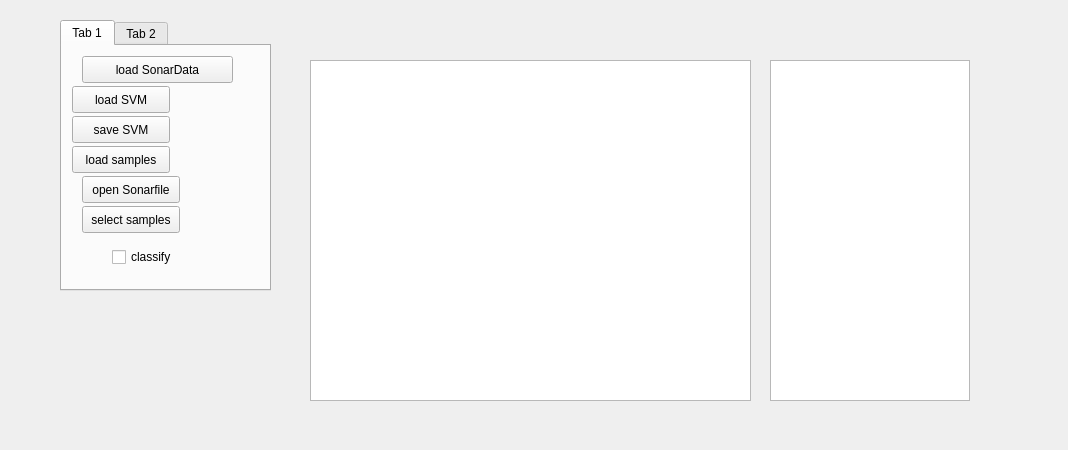
The window that SLTraining/mainwindow.ui (iti-luebeck/HANSE2011) describes before a commit, drawn with Qt 5.
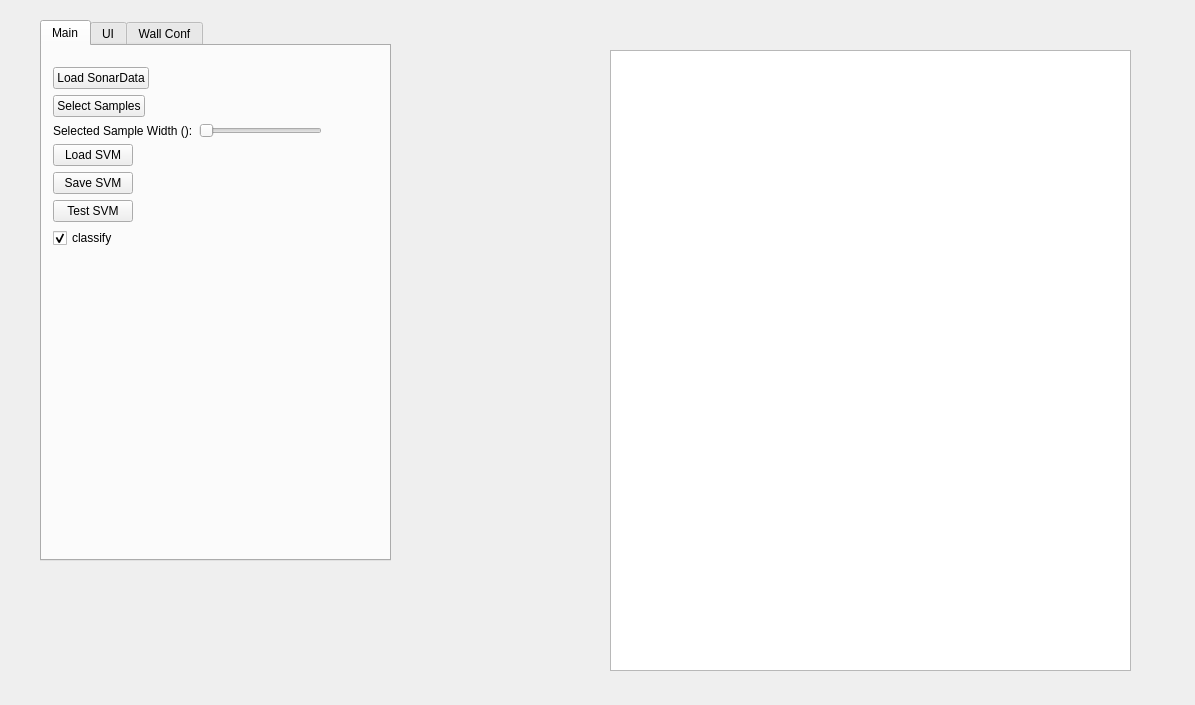
The same window after the commit. Custom widgets are drawn as their Qt base class.

```diff
--- a/SLTraining/mainwindow.ui
+++ b/SLTraining/mainwindow.ui
@@ -6,8 +6,8 @@
    <rect>
     <x>0</x>
     <y>0</y>
-    <width>1068</width>
-    <height>450</height>
+    <width>1195</width>
+    <height>705</height>
    </rect>
   </property>
   <property name="windowTitle">
@@ -17,10 +17,10 @@
    <widget class="QTabWidget" name="tabWidget">
     <property name="geometry">
      <rect>
-      <x>60</x>
+      <x>40</x>
       <y>20</y>
-      <width>211</width>
-      <height>271</height>
+      <width>351</width>
+      <height>541</height>
      </rect>
     </property>
     <property name="currentIndex">
@@ -28,103 +28,92 @@
     </property>
     <widget class="QWidget" name="tab">
      <attribute name="title">
-      <string>Tab 1</string>
+      <string>Main</string>
      </attribute>
-     <widget class="QPushButton" name="loadSVM">
+     <widget class="QWidget" name="verticalLayoutWidget">
       <property name="geometry">
        <rect>
-        <x>10</x>
-        <y>40</y>
-        <width>98</width>
-        <height>27</height>
-       </rect>
-      </property>
-      <property name="text">
-       <string>load SVM</string>
-      </property>
-     </widget>
-     <widget class="QPushButton" name="pushButton_3">
-      <property name="geometry">
-       <rect>
-        <x>10</x>
-        <y>100</y>
-        <width>98</width>
-        <height>27</height>
-       </rect>
-      </property>
-      <property name="text">
-       <string>load samples</string>
-      </property>
-     </widget>
-     <widget class="QPushButton" name="saveSVM">
-      <property name="geometry">
-       <rect>
-        <x>10</x>
-        <y>70</y>
-        <width>98</width>
-        <height>27</height>
-       </rect>
-      </property>
-      <property name="text">
-       <string>save SVM</string>
-      </property>
-     </widget>
-     <widget class="QPushButton" name="loadSonarFile3">
-      <property name="geometry">
-       <rect>
-        <x>20</x>
-        <y>130</y>
-        <width>98</width>
-        <height>27</height>
-       </rect>
-      </property>
-      <property name="text">
-       <string>open Sonarfile</string>
-      </property>
-     </widget>
-     <widget class="QPushButton" name="selectSamples">
-      <property name="geometry">
-       <rect>
-        <x>20</x>
-        <y>160</y>
-        <width>98</width>
-        <height>27</height>
-       </rect>
-      </property>
-      <property name="text">
-       <string>select samples</string>
-      </property>
-     </widget>
-     <widget class="QCheckBox" name="classify">
-      <property name="geometry">
-       <rect>
-        <x>50</x>
-        <y>200</y>
-        <width>98</width>
-        <height>22</height>
-       </rect>
-      </property>
-      <property name="text">
-       <string>classify</string>
-      </property>
-     </widget>
-     <widget class="QPushButton" name="loadSonarFile">
-      <property name="geometry">
-       <rect>
-        <x>20</x>
+        <x>0</x>
         <y>10</y>
-        <width>151</width>
-        <height>27</height>
+        <width>291</width>
+        <height>401</height>
        </rect>
       </property>
-      <property name="text">
-       <string>load SonarData</string>
-      </property>
+      <layout class="QFormLayout" name="formLayout">
+       <property name="fieldGrowthPolicy">
+        <enum>QFormLayout::AllNonFixedFieldsGrow</enum>
+       </property>
+       <item row="0" column="0">
+        <widget class="QPushButton" name="loadSonarFile">
+         <property name="text">
+          <string>Load SonarData</string>
+         </property>
+        </widget>
+       </item>
+       <item row="1" column="0">
+        <widget class="QPushButton" name="selectSamples">
+         <property name="text">
+          <string>Select Samples</string>
+         </property>
+        </widget>
+       </item>
+       <item row="2" column="0">
+        <widget class="QLabel" name="selSampleLabel">
+         <property name="text">
+          <string>Selected Sample Width ():</string>
+         </property>
+        </widget>
+       </item>
+       <item row="2" column="1">
+        <widget class="QSlider" name="selSampleWidthSlider">
+         <property name="minimum">
+          <number>1</number>
+         </property>
+         <property name="maximum">
+          <number>6</number>
+         </property>
+         <property name="orientation">
+          <enum>Qt::Horizontal</enum>
+         </property>
+        </widget>
+       </item>
+       <item row="4" column="0">
+        <widget class="QPushButton" name="loadSVM">
+         <property name="text">
+          <string>Load SVM</string>
+         </property>
+        </widget>
+       </item>
+       <item row="5" column="0">
+        <widget class="QPushButton" name="saveSVM">
+         <property name="text">
+          <string>Save SVM</string>
+         </property>
+        </widget>
+       </item>
+       <item row="6" column="0">
+        <widget class="QPushButton" name="testSVM">
+         <property name="text">
+          <string>Test SVM</string>
+         </property>
+        </widget>
+       </item>
+       <item row="7" column="0">
+        <widget class="QCheckBox" name="classify">
+         <property name="text">
+          <string>classify</string>
+         </property>
+         <property name="checked">
+          <bool>true</bool>
+         </property>
+        </widget>
+       </item>
+      </layout>
      </widget>
     </widget>
     <widget class="QWidget" name="tab_2">
      <attribute name="title">
-      <string>Tab 2</string>
+      <string>UI</string>
      </attribute>
      <widget class="QLineEdit" name="gain">
       <property name="geometry">
@@ -183,24 +172,101 @@
       </property>
      </widget>
     </widget>
-   </widget>
-   <widget class="QGraphicsViewExtended" name="graphicsView">
-    <property name="geometry">
-     <rect>
-      <x>310</x>
-      <y>60</y>
-      <width>441</width>
-      <height>341</height>
-     </rect>
-    </property>
+    <widget class="QWidget" name="tab_3">
+     <attribute name="title">
+      <string>Wall Conf</string>
+     </attribute>
+     <widget class="QWidget" name="formLayoutWidget">
+      <property name="geometry">
+       <rect>
+        <x>0</x>
+        <y>30</y>
+        <width>191</width>
+        <height>161</height>
+       </rect>
+      </property>
+      <layout class="QFormLayout" name="formLayout_2">
+       <item row="0" column="0">
+        <widget class="QLabel" name="Gausslabel">
+         <property name="text">
+          <string>Gauss Factor</string>
+         </property>
+        </widget>
+       </item>
+       <item row="0" column="1">
+        <widget class="QLineEdit" name="gaussfactor">
+         <property name="text">
+          <string>0.7870</string>
+         </property>
+        </widget>
+       </item>
+       <item row="1" column="0">
+        <widget class="QLabel" name="VarianceThreshlabel">
+         <property name="text">
+          <string>Variance Thresh</string>
+         </property>
+        </widget>
+       </item>
+       <item row="1" column="1">
+        <widget class="QLineEdit" name="varianceThresh">
+         <property name="text">
+          <string>0.04</string>
+         </property>
+        </widget>
+       </item>
+       <item row="2" column="0">
+        <widget class="QLabel" name="Wallwindowlabel">
+         <property name="text">
+          <string>WallWindow Size</string>
+         </property>
+        </widget>
+       </item>
+       <item row="2" column="1">
+        <widget class="QLineEdit" name="wallwindowsize">
+         <property name="text">
+          <string>3</string>
+         </property>
+        </widget>
+       </item>
+       <item row="3" column="0">
+        <widget class="QLabel" name="LargePeakTHlabel_2">
+         <property name="text">
+          <string>Large Peak TH</string>
+         </property>
+        </widget>
+       </item>
+       <item row="3" column="1">
+        <widget class="QLineEdit" name="largePeakTH">
+         <property name="text">
+          <string>0.5</string>
+         </property>
+        </widget>
+       </item>
+       <item row="4" column="0">
+        <widget class="QLabel" name="MeanBehindLabel">
+         <property name="text">
+          <string>Mean Behind TH</string>
+         </property>
+        </widget>
+       </item>
+       <item row="4" column="1">
+        <widget class="QLineEdit" name="meanBehindTH">
+         <property name="text">
+          <string>1</string>
+         </property>
+        </widget>
+       </item>
+      </layout>
+     </widget>
+    </widget>
    </widget>
    <widget class="QGraphicsViewExtended" name="graphicsView_2">
     <property name="geometry">
      <rect>
-      <x>770</x>
-      <y>60</y>
-      <width>200</width>
-      <height>341</height>
+      <x>610</x>
+      <y>50</y>
+      <width>521</width>
+      <height>621</height>
      </rect>
     </property>
    </widget>
```
